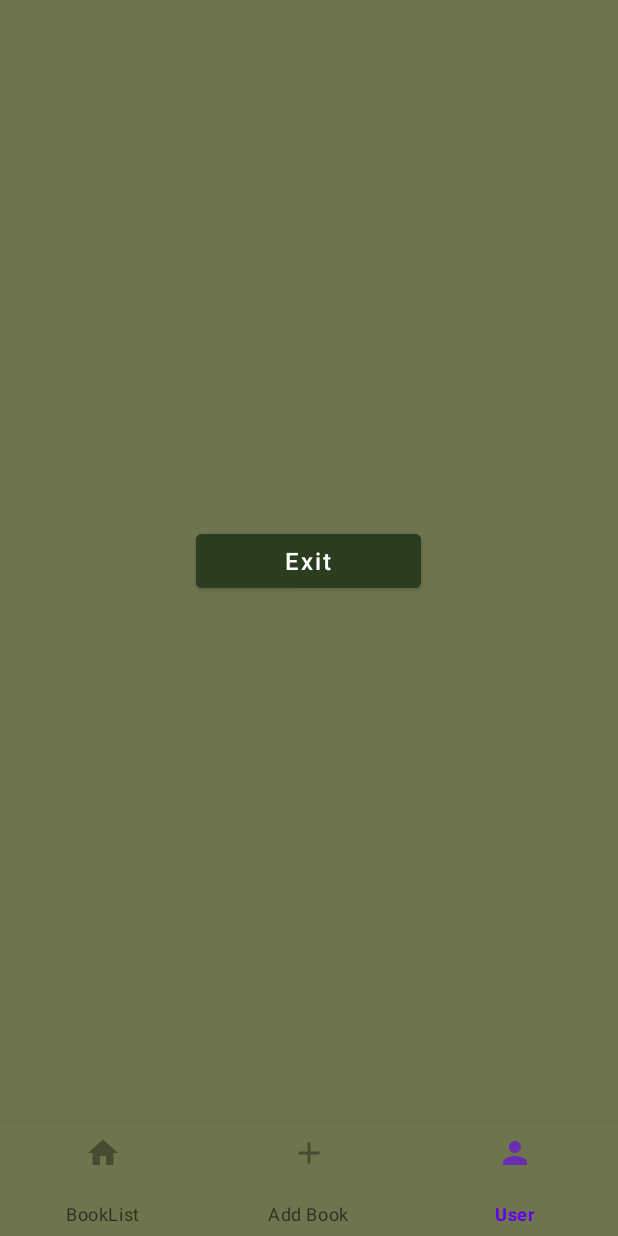
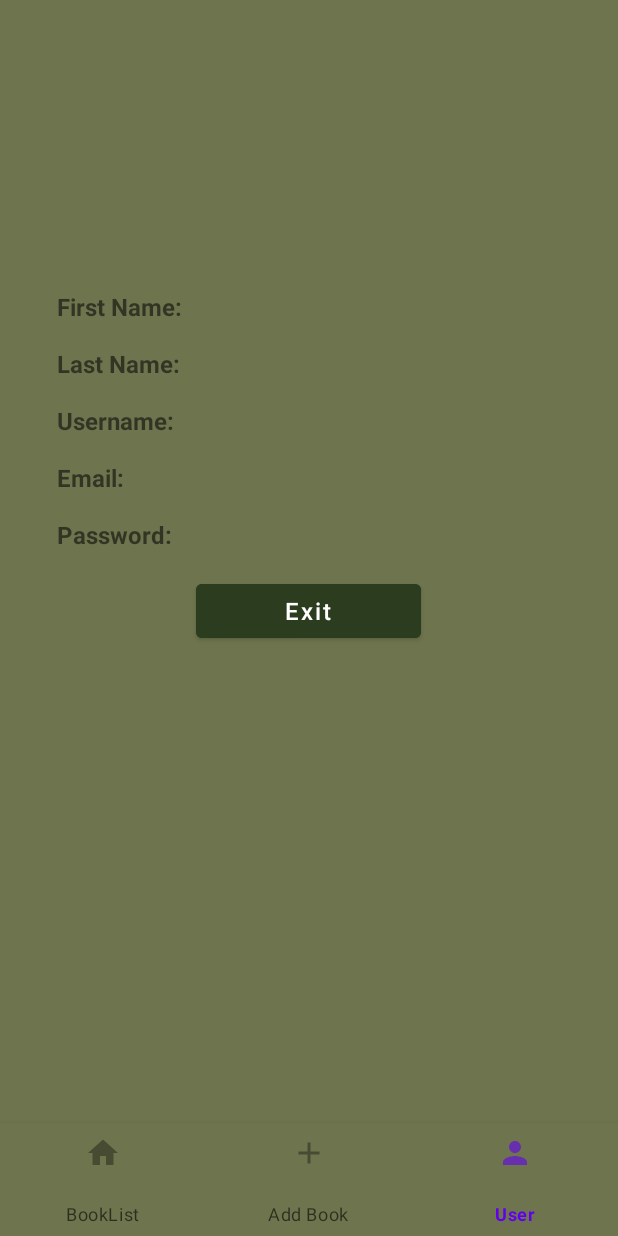
Before and after one commit to szbeyda/SavingBooks, an Android app: the MainActivity2 screen opened directly, with no data from a screen before it, item 3 of the bottom bar chosen, on a phone screen of 412 x 824 dp. Run offline under Robolectric (Android 15) with nearby library versions, the phone set to English and light mode, and no system bars; our stand-ins replace Room's generated code.

```diff
--- a/app/src/main/AndroidManifest.xml
+++ b/app/src/main/AndroidManifest.xml
@@ -17,13 +17,13 @@
         android:theme="@style/Theme.Loginpage"
         tools:targetApi="31">
         <activity
-            android:name=".MainActivity3"
+            android:name=".MainActivitySignUp"
             android:exported="false" />
         <activity
             android:name=".MainActivity2"
             android:exported="true"></activity>
         <activity
-            android:name=".MainActivity"
+            android:name=".MainActivityLogin"
             android:exported="true">
             <intent-filter>
                 <action android:name="android.intent.action.MAIN" />
--- a/app/src/main/java/com/example/loginpage/MainActivity2.java
+++ b/app/src/main/java/com/example/loginpage/MainActivity2.java
@@ -53,7 +53,7 @@ public class MainActivity2 extends AppCompatActivity {
 
 
     public void onBackPressed() { //geriye- 1.intent sıfırla
-        Intent backIntent = new Intent(MainActivity2.this, MainActivity.class);
+        Intent backIntent = new Intent(MainActivity2.this, MainActivityLogin.class);
         finish();
         startActivity(backIntent);
 
--- a/app/src/main/java/com/example/loginpage/MainActivity3.java
+++ b/app/src/main/java/com/example/loginpage/MainActivitySignUp.java
@@ -13,7 +13,7 @@ import android.widget.RelativeLayout;
 import com.example.loginpage.database.ApplicationDatabase;
 import com.example.loginpage.database.user.User;
 
-public class MainActivity3 extends AppCompatActivity {
+public class MainActivitySignUp extends AppCompatActivity {
     RelativeLayout login_panel;
     Button btnsignup;
     EditText editpsw, editfirstname, editlastname, edituser, editemail;
@@ -39,7 +39,7 @@ public class MainActivity3 extends AppCompatActivity {
         btnsignup.setOnClickListener(new View.OnClickListener() {
             @Override
             public void onClick(View view) {
-                ApplicationDatabase db = ApplicationDatabase.getDbInstance(MainActivity3.this);
+                ApplicationDatabase db = ApplicationDatabase.getDbInstance(MainActivitySignUp.this);
                 User user = new User();
                 user.setEmail(editemail.getText().toString());
                 user.setFirstName(editfirstname.getText().toString());
--- a/app/src/main/java/com/example/loginpage/PersonFragment.java
+++ b/app/src/main/java/com/example/loginpage/PersonFragment.java
@@ -4,11 +4,17 @@ import android.content.Intent;
 import android.os.Bundle;
 
 import androidx.fragment.app.Fragment;
+import androidx.room.Room;
 
 import android.view.LayoutInflater;
 import android.view.View;
 import android.view.ViewGroup;
 import android.widget.Button;
+import android.widget.TextView;
+
+
+import com.example.loginpage.database.ApplicationDatabase;
+import com.example.loginpage.database.user.User;
 
 /**
  * A simple {@link Fragment} subclass.
@@ -16,6 +22,13 @@ import android.widget.Button;
  */
 public class PersonFragment extends Fragment {
     private Button btnexit;
+    private TextView firstNameTextView;
+    private TextView lastNameTextView;
+    private TextView usernameTextView;
+    private TextView emailTextView;
+    private TextView passwordTextView;
+
+    private ApplicationDatabase appDatabase;
 
 
     @Override
@@ -25,14 +38,31 @@ public class PersonFragment extends Fragment {
         View view = inflater.inflate(R.layout.fragment_person, container, false);
         btnexit = view.findViewById(R.id.btnexit);
 
+        firstNameTextView = view.findViewById(R.id.firstNameTextView);
+        lastNameTextView = view.findViewById(R.id.lastNameTextView);
+        usernameTextView = view.findViewById(R.id.usernameTextView);
+        emailTextView = view.findViewById(R.id.emailTextView);
+        passwordTextView = view.findViewById(R.id.passwordTextView);
+
+        ApplicationDatabase db = ApplicationDatabase.getDbInstance(getContext());
+
+        db.userDao().getUser(((MainActivity2) getActivity()).incUId).observe(getViewLifecycleOwner(), user -> {
+            if (user != null) {
+                firstNameTextView.setText("First Name: " + user.getFirstName());
+                lastNameTextView.setText("Last Name: " + user.getLastName());
+                usernameTextView.setText("Username: " + user.getUserName());
+                emailTextView.setText("Email: " + user.getEmail());
+                passwordTextView.setText("Password: " + user.getPassword());
+            }
+        });
+
         btnexit.setOnClickListener(new View.OnClickListener() {
             @Override
             public void onClick(View view) {
-                Intent intent = new Intent(getContext(), MainActivity.class);
+                Intent intent = new Intent(getContext(), MainActivityLogin.class);
                 startActivity(intent);
             }
         });
         return view;
     }
-
 }
--- a/app/src/main/java/com/example/loginpage/database/user/User.java
+++ b/app/src/main/java/com/example/loginpage/database/user/User.java
@@ -70,4 +70,5 @@ public class User implements Serializable {
     public void setPassword(String password) {
         this.password = password;
     }
+
 }
--- a/app/src/main/java/com/example/loginpage/database/user/UserDao.java
+++ b/app/src/main/java/com/example/loginpage/database/user/UserDao.java
@@ -16,7 +16,11 @@ public interface UserDao {
     @Query("SELECT * FROM USER WHERE username LIKE :userName AND password LIKE :password")
     LiveData<User> readAllData(String userName, String password);
 
+    @Query("SELECT * FROM USER WHERE fie_id=:userId")
+    LiveData<User> getUser(int userId);
+
     @Insert
     void insert(User user);
 
+
 }
--- a/app/src/main/res/layout/activity_login.xml
+++ b/app/src/main/res/layout/activity_login.xml
@@ -5,7 +5,7 @@
     android:layout_width="match_parent"
     android:layout_height="match_parent"
     android:background="#2C3C1F"
-    tools:context=".MainActivity">
+    tools:context=".MainActivityLogin">
 
     <TextView
         android:id="@+id/textView2"
--- a/app/src/main/res/layout/fragment_person.xml
+++ b/app/src/main/res/layout/fragment_person.xml
@@ -7,6 +7,58 @@
     tools:context=".PersonFragment">
 
     <!-- TODO: Update blank fragment layout -->
+    <LinearLayout
+        android:layout_width="355dp"
+        android:layout_height="381dp"
+        android:layout_gravity="center"
+        android:orientation="vertical"
+        android:padding="10dp">
+
+        <TextView
+            android:id="@+id/firstNameTextView"
+            android:layout_width="wrap_content"
+            android:layout_height="wrap_content"
+            android:paddingBottom="16dp"
+            android:text="First Name: "
+            android:textSize="16sp"
+            android:textStyle="bold" />
+
+        <TextView
+            android:id="@+id/lastNameTextView"
+            android:layout_width="wrap_content"
+            android:layout_height="wrap_content"
+            android:paddingBottom="16dp"
+            android:text="Last Name: "
+            android:textSize="16sp"
+            android:textStyle="bold" />
+
+        <TextView
+            android:id="@+id/usernameTextView"
+            android:layout_width="wrap_content"
+            android:layout_height="wrap_content"
+            android:paddingBottom="16dp"
+            android:text="Username: "
+            android:textSize="16sp"
+            android:textStyle="bold" />
+
+        <TextView
+            android:id="@+id/emailTextView"
+            android:layout_width="wrap_content"
+            android:layout_height="wrap_content"
+            android:paddingBottom="16dp"
+            android:text="Email: "
+            android:textSize="16sp"
+            android:textStyle="bold" />
+
+        <TextView
+            android:id="@+id/passwordTextView"
+            android:layout_width="match_parent"
+            android:layout_height="wrap_content"
+            android:paddingBottom="16dp"
+            android:text="Password: "
+            android:textSize="16sp"
+            android:textStyle="bold" />
+
         <Button
             android:id="@+id/btnexit"
             android:layout_width="150dp"
@@ -17,4 +69,7 @@
             android:textAllCaps="false"
             android:textSize="16sp" />
 
+    </LinearLayout>
+
+
 </FrameLayout>
```
Also changed, not shown: app/src/main/java/com/example/loginpage/MainActivityLogin.java (renamed from app/src/main/java/com/example/loginpage/MainActivity.java, +7 -7 lines), app/src/main/res/layout/activity_signup.xml (+6 -1 lines). Lines whose indentation alone changed are shown as unchanged.
